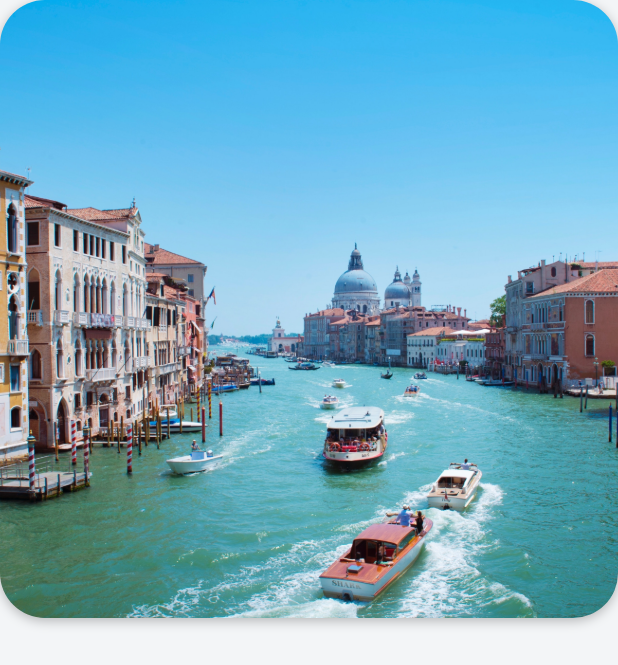
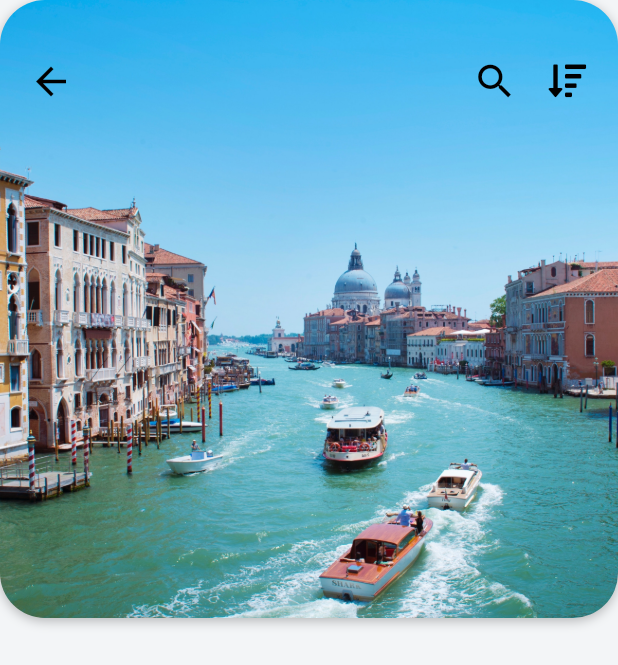
Before and after one commit to MatthieuNadeau96/Flutter_travel_ui, a Flutter app: the screen it shows after launch, after a tap on an icon or button, on a phone screen of 412 x 824 dp. Shown: the top 665 px of the screen. Run offline on Flutter 3.47's test engine with Material 2 defaults, Android fonts, the phone set to English and light mode, and no system bars; our stand-ins replace font_awesome_flutter; network calls fail.

Commit message:
added icons to the top of destination_screen

```diff
--- a/lib/screens/destination_screen.dart
+++ b/lib/screens/destination_screen.dart
@@ -1,4 +1,5 @@
 import 'package:flutter/material.dart';
+import 'package:font_awesome_flutter/font_awesome_flutter.dart';
 import 'package:travel_ui/models/destination_model.dart';
 
 class DestinationScreen extends StatefulWidget {
@@ -37,6 +38,36 @@ class _DestinationScreenState extends State<DestinationScreen> {
                   ),
                 ),
               ),
+              Padding(
+                padding: EdgeInsets.symmetric(horizontal: 10.0, vertical: 30.0),
+                child: Row(
+                  mainAxisAlignment: MainAxisAlignment.spaceBetween,
+                  children: <Widget>[
+                    IconButton(
+                      icon: Icon(Icons.arrow_back),
+                      iconSize: 30.0,
+                      color: Colors.black,
+                      onPressed: () => Navigator.pop(context),
+                    ),
+                    Row(
+                      children: <Widget>[
+                        IconButton(
+                          icon: Icon(Icons.search),
+                          iconSize: 30.0,
+                          color: Colors.black,
+                          onPressed: () => Navigator.pop(context),
+                        ),
+                        IconButton(
+                          icon: Icon(FontAwesomeIcons.sortAmountDown),
+                          iconSize: 25.0,
+                          color: Colors.black,
+                          onPressed: () => Navigator.pop(context),
+                        ),
+                      ],
+                    ),
+                  ],
+                ),
+              )
             ],
           )
         ],
```
